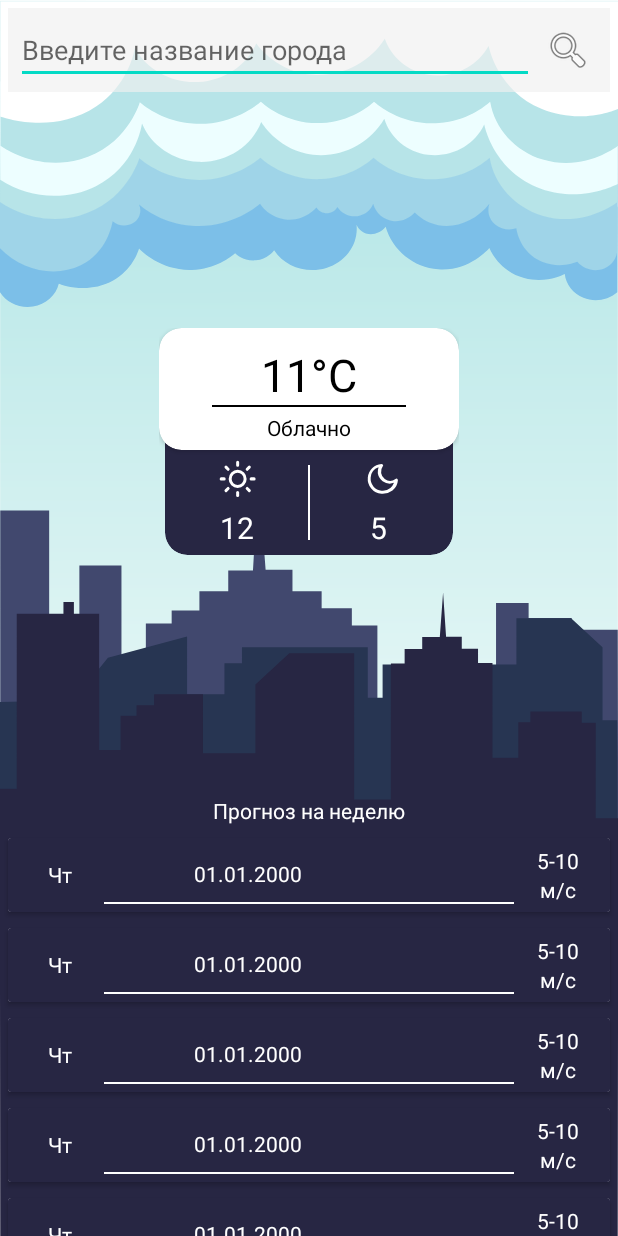
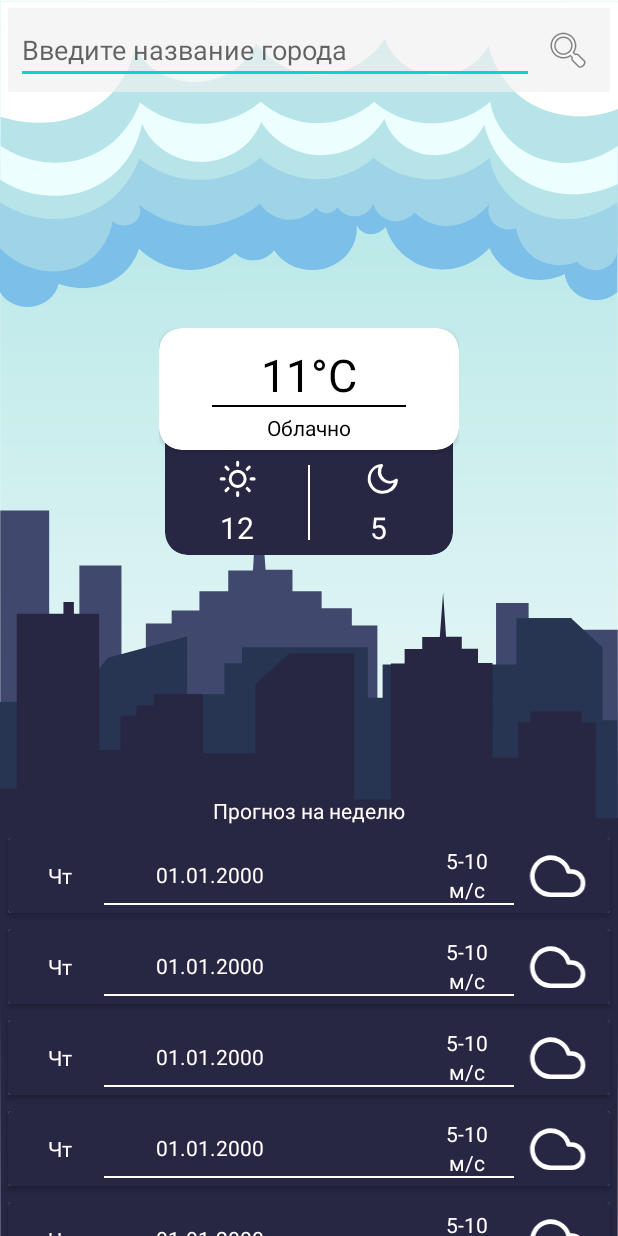
Before and after one commit to revutsky0/MyWeatherApp, an Android app: the layout activity_main.xml on its own in the app's theme, with its tools: preview values and no code run, on a phone screen of 412 x 824 dp. Run offline under Robolectric (Android 15) with nearby library versions, the phone set to English and light mode, and no system bars; network calls fail.

Commit message:
Work on activities

```diff
--- a/app/src/main/java/com/example/myweatherapp/pojo/oneCall/WeatherCurrent.kt
+++ b/app/src/main/java/com/example/myweatherapp/pojo/oneCall/WeatherCurrent.kt
@@ -83,4 +83,10 @@ data class WeatherCurrent(
         return weatherItem.description?.replaceFirstChar { char -> char.uppercase() } ?: ""
     }
 
+    fun getWeatherBackground(): Int {
+        if (weather == null || weather.isEmpty()) return 0
+        val weatherItem = weather[0]
+        return weatherItem.getBackground()
+    }
+
 }
--- a/app/src/main/res/layout/activity_main.xml
+++ b/app/src/main/res/layout/activity_main.xml
@@ -2,6 +2,7 @@
 <androidx.constraintlayout.widget.ConstraintLayout xmlns:android="http://schemas.android.com/apk/res/android"
     xmlns:app="http://schemas.android.com/apk/res-auto"
     xmlns:tools="http://schemas.android.com/tools"
+    android:id="@+id/MainConstraintLayout"
     android:layout_width="match_parent"
     android:layout_height="match_parent"
     android:background="@drawable/clouds"
@@ -49,13 +50,12 @@
                 <View
                     android:layout_width="match_parent"
                     android:layout_height="1dp"
+                    android:layout_marginLeft="30dp"
+                    android:layout_marginRight="30dp"
                     android:background="@color/black"
-                    app:layout_constraintTop_toBottomOf="@id/tvCurrentTemp"
+                    app:layout_constraintEnd_toEndOf="parent"
                     app:layout_constraintStart_toStartOf="parent"
-                    app:layout_constraintEnd_toEndOf="parent"
-                    android:layout_marginRight="30dp"
-                    android:layout_marginLeft="30dp"
-                    />
+                    app:layout_constraintTop_toBottomOf="@id/tvCurrentTemp" />
 
 
                 <TextView
--- a/app/src/main/res/layout/weather_daily_item.xml
+++ b/app/src/main/res/layout/weather_daily_item.xml
@@ -11,7 +11,7 @@
 
     <androidx.constraintlayout.widget.ConstraintLayout
         android:layout_width="match_parent"
-        android:layout_height="match_parent"
+        android:layout_height="50dp"
         android:background="@color/main_weekly_weather_background"
         android:padding="5dp">
 
@@ -27,18 +27,8 @@
             app:layout_constraintTop_toTopOf="parent"
             tools:text="Чт" />
 
-        <TextView
-            android:id="@+id/tvItemWindSpeed"
-            android:layout_width="0dp"
-            android:layout_height="wrap_content"
-            android:gravity="center"
-            android:textColor="@color/white"
-            app:layout_constraintEnd_toEndOf="parent"
-            app:layout_constraintStart_toStartOf="@+id/guidelineItem85"
-            app:layout_constraintTop_toTopOf="parent"
-            tools:text="5-10" />
-
         <LinearLayout
+            android:id="@+id/linearLayout2"
             android:layout_width="0dp"
             android:layout_height="0dp"
             android:orientation="horizontal"
@@ -51,7 +41,7 @@
                 android:id="@+id/tvItemDate"
                 android:layout_width="wrap_content"
                 android:layout_height="match_parent"
-                android:layout_weight="3"
+                android:layout_weight="2"
                 android:gravity="center"
                 android:textColor="@color/white"
                 tools:text="01.01.2000" />
@@ -63,18 +53,30 @@
                 android:layout_weight="2"
                 android:gravity="center"
                 android:textColor="@color/white" />
+
+            <LinearLayout
+                android:layout_width="wrap_content"
+                android:layout_height="match_parent"
+                android:layout_weight="1"
+                android:orientation="vertical">
+
+                <TextView
+                    android:id="@+id/tvItemWindSpeed"
+                    android:layout_width="match_parent"
+                    android:layout_height="wrap_content"
+                    android:gravity="center"
+                    android:textColor="@color/white"
+                    tools:text="5-10" />
+
+                <TextView
+                    android:id="@+id/tvItemWindUnits"
+                    android:layout_width="match_parent"
+                    android:layout_height="wrap_content"
+                    android:gravity="center"
+                    android:text="@string/wind_speed_units"
+                    android:textColor="@color/white" />
+            </LinearLayout>
         </LinearLayout>
-
-        <TextView
-            android:id="@+id/tvItemWindUnits"
-            android:layout_width="0dp"
-            android:layout_height="wrap_content"
-            android:gravity="center"
-            android:text="@string/wind_speed_units"
-            android:textColor="@color/white"
-            app:layout_constraintEnd_toEndOf="parent"
-            app:layout_constraintStart_toStartOf="@+id/guidelineItem85"
-            app:layout_constraintTop_toBottomOf="@+id/tvItemWindSpeed" />
 
         <androidx.constraintlayout.widget.Guideline
             android:id="@+id/guidelineItem25"
@@ -101,6 +103,16 @@
             app:layout_constraintEnd_toEndOf="@id/guidelineItem85"
             app:layout_constraintStart_toStartOf="@id/guidelineItem25" />
 
+        <ImageView
+            android:id="@+id/ivWeatherIcon"
+            android:layout_width="0dp"
+            android:layout_height="0dp"
+            app:layout_constraintBottom_toBottomOf="parent"
+            app:layout_constraintEnd_toEndOf="parent"
+            app:layout_constraintStart_toEndOf="@+id/linearLayout2"
+            app:layout_constraintTop_toTopOf="parent"
+            app:srcCompat="@drawable/cloud" />
+
 
     </androidx.constraintlayout.widget.ConstraintLayout>
 
```
Also changed, not shown: app/src/main/java/com/example/myweatherapp/mainActivity/MainActivity.kt (+9 -0 lines), app/src/main/java/com/example/myweatherapp/mainActivity/WeeklyAdapter.kt (+10 -5 lines), app/src/main/java/com/example/myweatherapp/pojo/oneCall/WeatherDaily.kt (+16 -0 lines), app/src/main/java/com/example/myweatherapp/pojo/oneCall/WeatherDetails.kt (+26 -2 lines).
